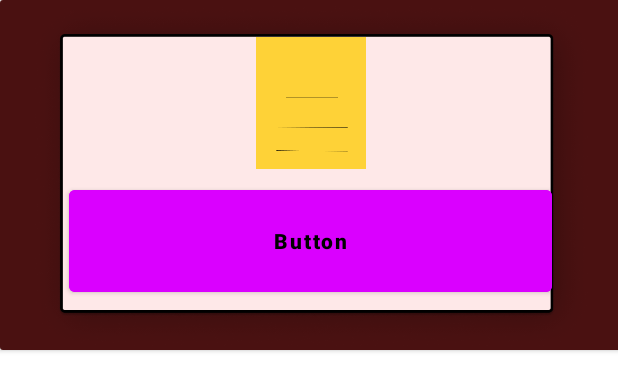
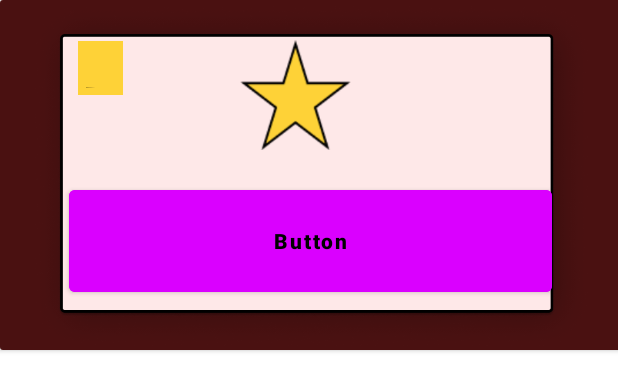
Before and after one commit to SatwikMohan/write-out, an Android app: the layout fragmentmyfavorite_textview.xml on its own in the app's theme, with its tools: preview values and no code run, on a phone screen of 412 x 824 dp. Shown: the top 391 px of the screen. Run offline under Robolectric (Android 15) with nearby library versions, the phone set to English and light mode, and no system bars; Roboto replaces fonts that are not available here.

```diff
--- a/app/src/main/java/com/gigawattstechnology/writeout/othersarticletab.java
+++ b/app/src/main/java/com/gigawattstechnology/writeout/othersarticletab.java
@@ -12,6 +12,7 @@ import android.util.Log;
 import android.view.LayoutInflater;
 import android.view.View;
 import android.view.ViewGroup;
+import android.widget.SearchView;
 
 import com.google.firebase.database.DataSnapshot;
 import com.google.firebase.database.DatabaseError;
--- a/app/src/main/java/com/gigawattstechnology/writeout/workspace.java
+++ b/app/src/main/java/com/gigawattstechnology/writeout/workspace.java
@@ -14,6 +14,7 @@ import android.media.MediaPlayer;
 import android.os.Bundle;
 import android.util.Log;
 import android.view.View;
+import android.widget.SearchView;
 import android.widget.TextView;
 import android.widget.Toast;
 
--- a/app/src/main/res/layout/fragmentmyfavorite_textview.xml
+++ b/app/src/main/res/layout/fragmentmyfavorite_textview.xml
@@ -47,14 +47,14 @@
 
         <ImageView
             android:id="@+id/tabicon"
-            android:layout_width="73dp"
-            android:layout_height="105dp"
+            android:layout_width="42dp"
+            android:layout_height="36dp"
             app:layout_constraintBottom_toBottomOf="parent"
             app:layout_constraintEnd_toEndOf="parent"
-            app:layout_constraintHorizontal_bias="0.501"
+            app:layout_constraintHorizontal_bias="0.123"
             app:layout_constraintStart_toStartOf="parent"
             app:layout_constraintTop_toTopOf="parent"
-            app:layout_constraintVertical_bias="0.125"
+            app:layout_constraintVertical_bias="0.137"
             app:srcCompat="@drawable/doc" />
 
         <TextView
@@ -65,10 +65,35 @@
             android:visibility="invisible"
             app:layout_constraintBottom_toBottomOf="parent"
             app:layout_constraintEnd_toEndOf="parent"
-            app:layout_constraintHorizontal_bias="0.103"
+            app:layout_constraintHorizontal_bias="0.129"
             app:layout_constraintStart_toStartOf="parent"
             app:layout_constraintTop_toTopOf="parent"
             app:layout_constraintVertical_bias="0.341" />
 
+        <ImageView
+            android:id="@+id/favstaron"
+            android:layout_width="87dp"
+            android:layout_height="73dp"
+            app:layout_constraintBottom_toBottomOf="parent"
+            app:layout_constraintEnd_toEndOf="parent"
+            app:layout_constraintHorizontal_bias="0.47"
+            app:layout_constraintStart_toStartOf="parent"
+            app:layout_constraintTop_toTopOf="parent"
+            app:layout_constraintVertical_bias="0.168"
+            app:srcCompat="@drawable/staron" />
+
+        <ImageView
+            android:id="@+id/favstaroff"
+            android:layout_width="77dp"
+            android:layout_height="76dp"
+            android:visibility="invisible"
+            app:layout_constraintBottom_toBottomOf="parent"
+            app:layout_constraintEnd_toEndOf="parent"
+            app:layout_constraintHorizontal_bias="0.75"
+            app:layout_constraintStart_toStartOf="parent"
+            app:layout_constraintTop_toTopOf="parent"
+            app:layout_constraintVertical_bias="0.171"
+            app:srcCompat="@drawable/staroff" />
+
     </androidx.constraintlayout.widget.ConstraintLayout>
 </androidx.cardview.widget.CardView>
```
Also changed, not shown: app/src/main/java/adapter/RandomNumListAdapter.java (+5 -4 lines), app/src/main/java/adapter/RandomNumListAdapter3.java (+32 -6 lines), app/src/main/java/com/gigawattstechnology/writeout/myarticletab.java (+31 -5 lines), app/src/main/java/com/gigawattstechnology/writeout/myfavoritetab.java (+11 -0 lines), app/src/main/res/layout/activity_workspace.xml (+6 -2 lines), app/src/main/res/layout/fragment_myarticletab.xml (+13 -2 lines), app/src/main/res/menu/navigation_menu.xml (deleted, +0 -25 lines), app/src/main/res/menu/search.xml (added, +16 -0 lines).
